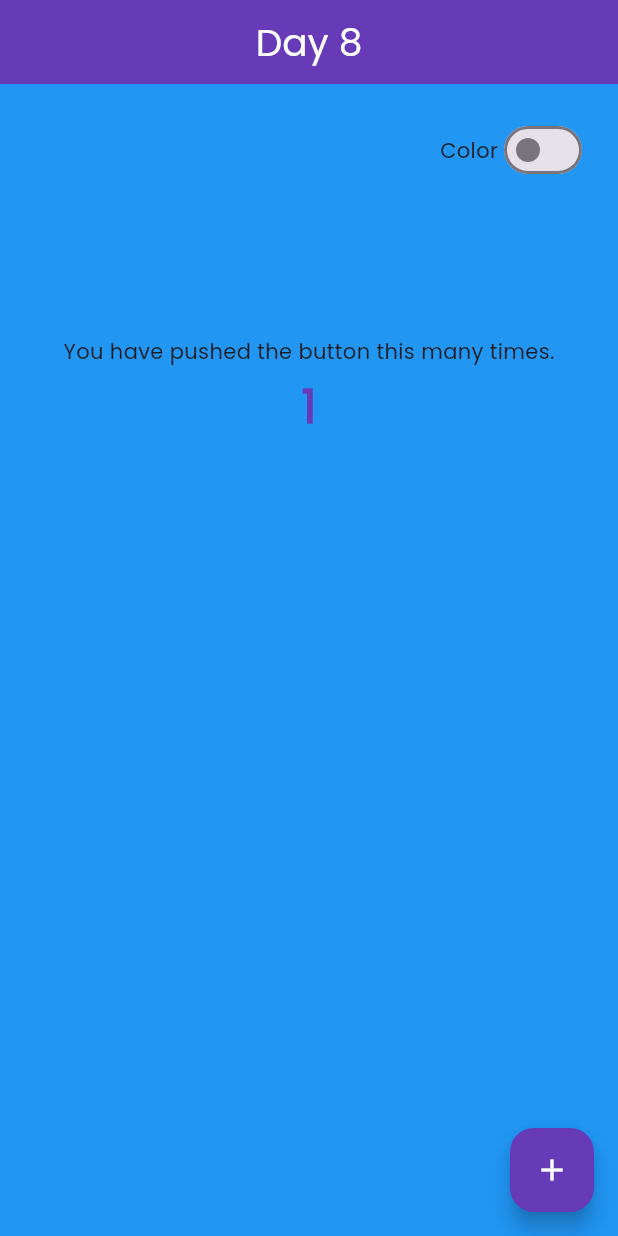
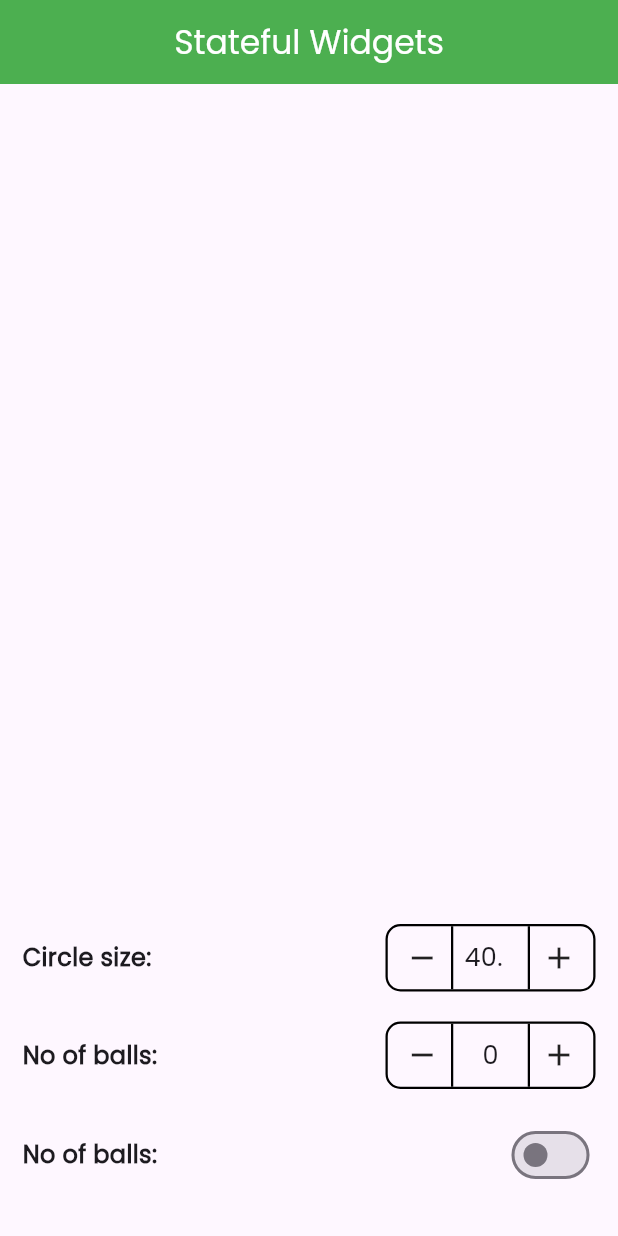
Before and after one commit to bikalchudal11/Soch-flutter-workshop, a Flutter app: the screen it shows after launch, after a tap on the "add" icon, on a phone screen of 412 x 824 dp. Run offline on Flutter 3.47's test engine with Material 3 defaults, Android fonts, the phone set to English and light mode, and no system bars; our stand-ins replace dotted_border, google_fonts, math_expressions; missing offline and left inert: dart:ffi; network calls fail.

Commit message:
day8 homework done

```diff
--- /dev/null
+++ b/lib/day8 HW/day8hw.dart
@@ -0,0 +1,269 @@
+// ignore_for_file: prefer_const_constructors, prefer_const_literals_to_create_immutables, sized_box_for_whitespace, must_be_immutable
+
+import 'package:flutter/material.dart';
+
+class Day8Hw extends StatefulWidget {
+  const Day8Hw({super.key});
+
+  @override
+  State<Day8Hw> createState() => _Day8HwState();
+}
+
+class _Day8HwState extends State<Day8Hw> {
+  int noOfBalls = 0;
+  bool isBallColored = false;
+  double circleSize = 30;
+
+  @override
+  Widget build(BuildContext context) {
+    return Scaffold(
+      appBar: AppBar(
+        backgroundColor: Colors.green,
+        foregroundColor: Colors.white,
+        title: Text('Stateful Widgets'),
+        centerTitle: true,
+      ),
+      body: Padding(
+        padding: const EdgeInsets.symmetric(
+          horizontal: 15.0,
+          vertical: 30,
+        ),
+        child: Column(
+          mainAxisAlignment: MainAxisAlignment.spaceBetween,
+          children: [
+            Wrap(
+              runSpacing: 5,
+              spacing: 5,
+              children: [
+                for (int i = 0; i < noOfBalls; i++)
+                  ReuseableContainer(
+                    circleSize: circleSize,
+                    isCircleColored: isBallColored,
+                  ),
+              ],
+            ),
+            SizedBox(
+              height: 30,
+            ),
+            Column(
+              mainAxisAlignment: MainAxisAlignment.end,
+              children: [
+                Row(
+                  mainAxisAlignment: MainAxisAlignment.spaceBetween,
+                  children: [
+                    Text(
+                      "Circle size: ",
+                      style: TextStyle(
+                        fontSize: 16,
+                        fontWeight: FontWeight.w600,
+                      ),
+                    ),
+                    Container(
+                      height: 45,
+                      width: 140,
+                      decoration: BoxDecoration(
+                        border: Border.all(width: 1.5),
+                        borderRadius: BorderRadius.circular(10),
+                      ),
+                      child: Row(
+                        mainAxisAlignment: MainAxisAlignment.spaceAround,
+                        children: [
+                          InkWell(
+                            onTap: () {
+                              setState(() {
+                                if (circleSize <= 30) {
+                                  circleSize;
+                                } else {
+                                  circleSize = circleSize - 10;
+                                }
+                              });
+                            },
+                            child: ButtonContainer(
+                              buttonIcon: Icon(Icons.remove),
+                              borderSide: Border(
+                                right: BorderSide(
+                                  width: 1.5,
+                                ),
+                              ),
+                            ),
+                          ),
+                          Container(
+                              height: 25,
+                              width: 35,
+                              child: Center(
+                                  child: Text(
+                                circleSize.toString(),
+                                style: TextStyle(
+                                  fontSize: 17,
+                                ),
+                              ))),
+                          InkWell(
+                            onTap: () {
+                              setState(() {
+                                if (circleSize >= 300) {
+                                  circleSize;
+                                } else {
+                                  circleSize = circleSize + 10;
+                                }
+                              });
+                            },
+                            child: ButtonContainer(
+                              buttonIcon: Icon(Icons.add),
+                              borderSide: Border(
+                                left: BorderSide(
+                                  width: 1.5,
+                                ),
+                              ),
+                            ),
+                          )
+                        ],
+                      ),
+                    )
+                  ],
+                ),
+                SizedBox(
+                  height: 20,
+                ),
+                Row(
+                  mainAxisAlignment: MainAxisAlignment.spaceBetween,
+                  children: [
+                    Text(
+                      "No of balls: ",
+                      style: TextStyle(
+                        fontSize: 16,
+                        fontWeight: FontWeight.w600,
+                      ),
+                    ),
+                    Container(
+                      height: 45,
+                      width: 140,
+                      decoration: BoxDecoration(
+                        border: Border.all(width: 1.5),
+                        borderRadius: BorderRadius.circular(10),
+                      ),
+                      child: Row(
+                        mainAxisAlignment: MainAxisAlignment.spaceAround,
+                        children: [
+                          InkWell(
+                            onTap: () {
+                              setState(() {
+                                if (noOfBalls <= 0) {
+                                  noOfBalls;
+                                } else {
+                                  noOfBalls--;
+                                }
+                              });
+                            },
+                            child: ButtonContainer(
+                              buttonIcon: Icon(Icons.remove),
+                              borderSide: Border(
+                                right: BorderSide(
+                                  width: 1.5,
+                                ),
+                              ),
+                            ),
+                          ),
+                          Container(
+                              height: 25,
+                              width: 35,
+                              child: Center(
+                                  child: Text(
+                                noOfBalls.toString(),
+                                style: TextStyle(
+                                  fontSize: 17,
+                                ),
+                              ))),
+                          InkWell(
+                            onTap: () {
+                              setState(() {
+                                if (noOfBalls >= 100) {
+                                  noOfBalls;
+                                } else {
+                                  noOfBalls++;
+                                }
+                              });
+                            },
+                            child: ButtonContainer(
+                              buttonIcon: Icon(Icons.add),
+                              borderSide: Border(
+                                left: BorderSide(
+                                  width: 1.5,
+                                ),
+                              ),
+                            ),
+                          )
+                        ],
+                      ),
+                    )
+                  ],
+                ),
+                SizedBox(
+                  height: 20,
+                ),
+                Row(
+                  mainAxisAlignment: MainAxisAlignment.spaceBetween,
+                  children: [
+                    Text(
+                      "No of balls: ",
+                      style: TextStyle(
+                        fontSize: 16,
+                        fontWeight: FontWeight.w600,
+                      ),
+                    ),
+                    Switch(
+                      activeColor: Colors.green,
+                      value: isBallColored,
+                      onChanged: (value) {
+                        setState(() {
+                          isBallColored = value;
+                        });
+                      },
+                    )
+                  ],
+                ),
+              ],
+            )
+          ],
+        ),
+      ),
+    );
+  }
+}
+
+class ReuseableContainer extends StatelessWidget {
+  bool isCircleColored;
+  double circleSize;
+  ReuseableContainer(
+      {super.key, required this.isCircleColored, required this.circleSize});
+
+  @override
+  Widget build(BuildContext context) {
+    return Container(
+      constraints: BoxConstraints(minHeight: 30, maxHeight: 300),
+      height: circleSize,
+      width: circleSize,
+      decoration: BoxDecoration(
+        shape: BoxShape.circle,
+        color: isCircleColored ? Colors.green : Colors.white,
+        border: isCircleColored ? null : Border.all(width: 1.5),
+      ),
+    );
+  }
+}
+
+class ButtonContainer extends StatelessWidget {
+  Icon buttonIcon;
+  Border borderSide;
+  ButtonContainer(
+      {super.key, required this.borderSide, required this.buttonIcon});
+
+  @override
+  Widget build(BuildContext context) {
+    return Container(
+      width: 40,
+      height: 45,
+      decoration: BoxDecoration(border: borderSide),
+      child: buttonIcon,
+    );
+  }
+}
--- a/lib/main.dart
+++ b/lib/main.dart
@@ -1,6 +1,7 @@
 // ignore_for_file: prefer_const_constructors, prefer_const_literals_to_create_immutables
 
 import 'package:day1/day7.dart';
+import 'package:day1/day8%20HW/day8hw.dart';
 import 'package:day1/day8.dart';
 import 'package:flutter/material.dart';
 
@@ -16,7 +17,7 @@ class MyApp extends StatelessWidget {
     return MaterialApp(
       theme: ThemeData(fontFamily: "Poppins"),
       debugShowCheckedModeBanner: false,
-      home: Day8(),
+      home: Day8Hw(),
     );
   }
 }
```
